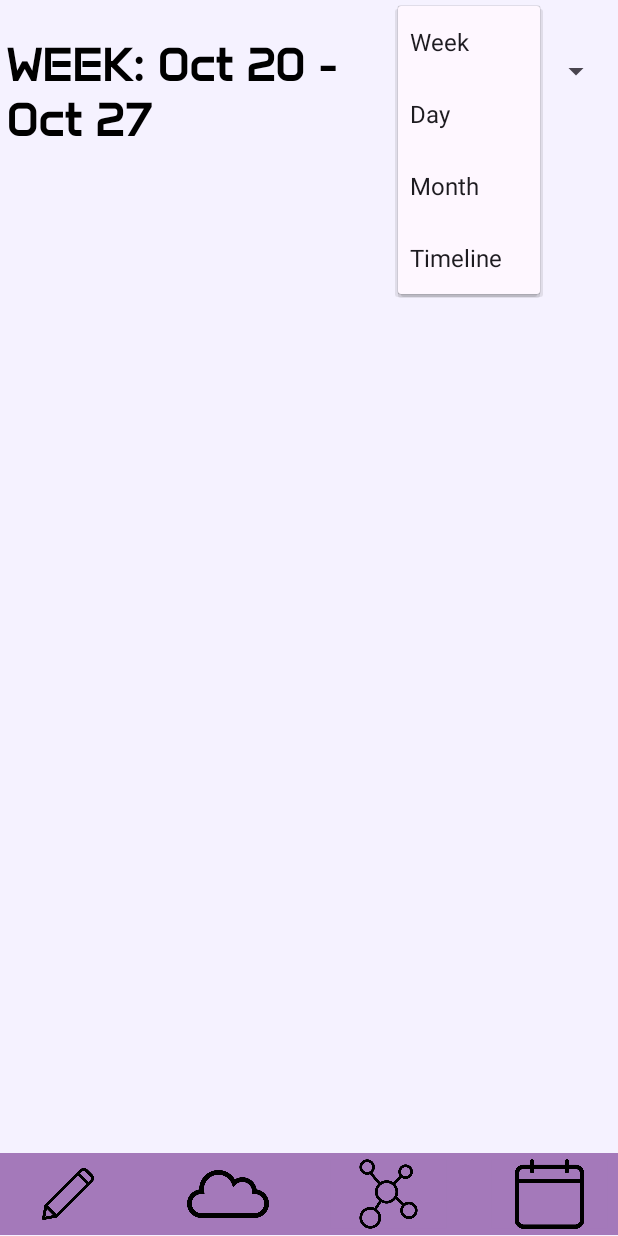
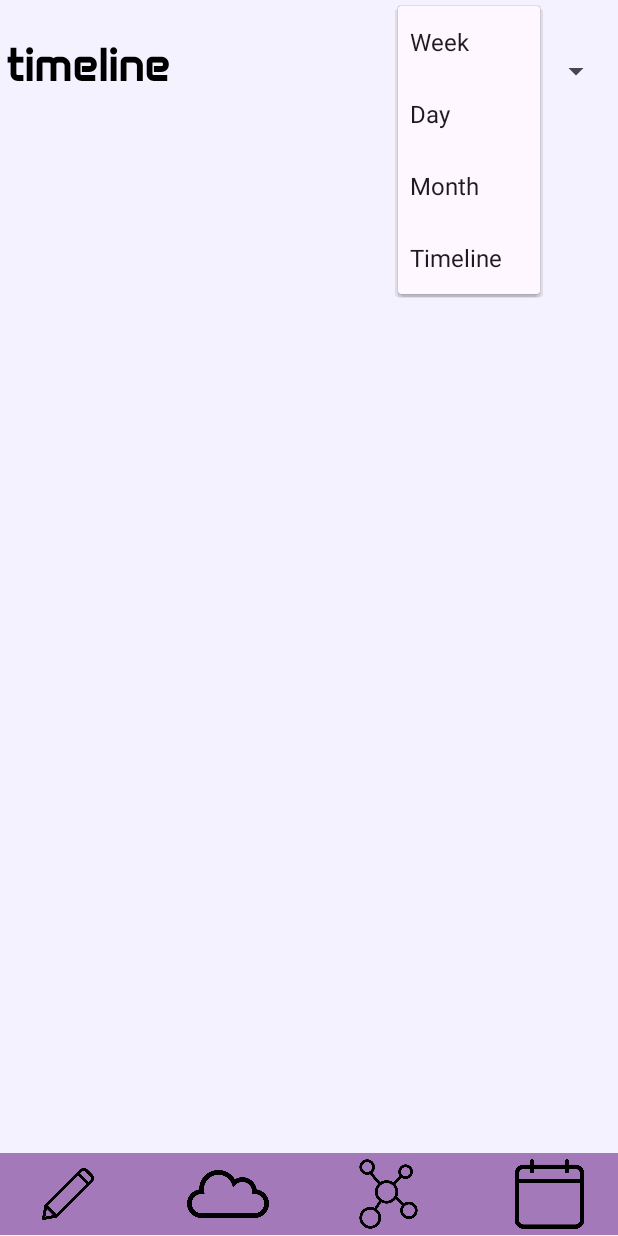
Before and after one commit to linamei0616/Somnigraph, an Android app: the CalendarTimeLineActivity screen opened directly, with no data from a screen before it, after a tap on "Week", on a phone screen of 412 x 824 dp. Run offline under Robolectric (Android 15) with nearby library versions, the phone set to English and light mode, and no system bars.

Commit message:
fixed spinner and titles

```diff
--- a/app/src/main/res/layout/activity_calendar_dayview.xml
+++ b/app/src/main/res/layout/activity_calendar_dayview.xml
@@ -22,7 +22,7 @@
             android:layout_toLeftOf="@id/sort_by_spinner"
             android:layout_weight="1"
             android:fontFamily="@font/anta"
-            android:text="hi"
+            android:text="day view"
             android:textColor="@color/black"
             android:textSize="30sp"
             android:textStyle="bold" />
--- a/app/src/main/res/layout/activity_calendar_timelineview.xml
+++ b/app/src/main/res/layout/activity_calendar_timelineview.xml
@@ -22,7 +22,7 @@
             android:layout_toLeftOf="@id/sort_by_spinner"
             android:layout_weight="1"
             android:fontFamily="@font/anta"
-            android:text="WEEK: Oct 20 - Oct 27"
+            android:text="timeline"
             android:textColor="@color/black"
             android:textSize="30sp"
             android:textStyle="bold" />
```
